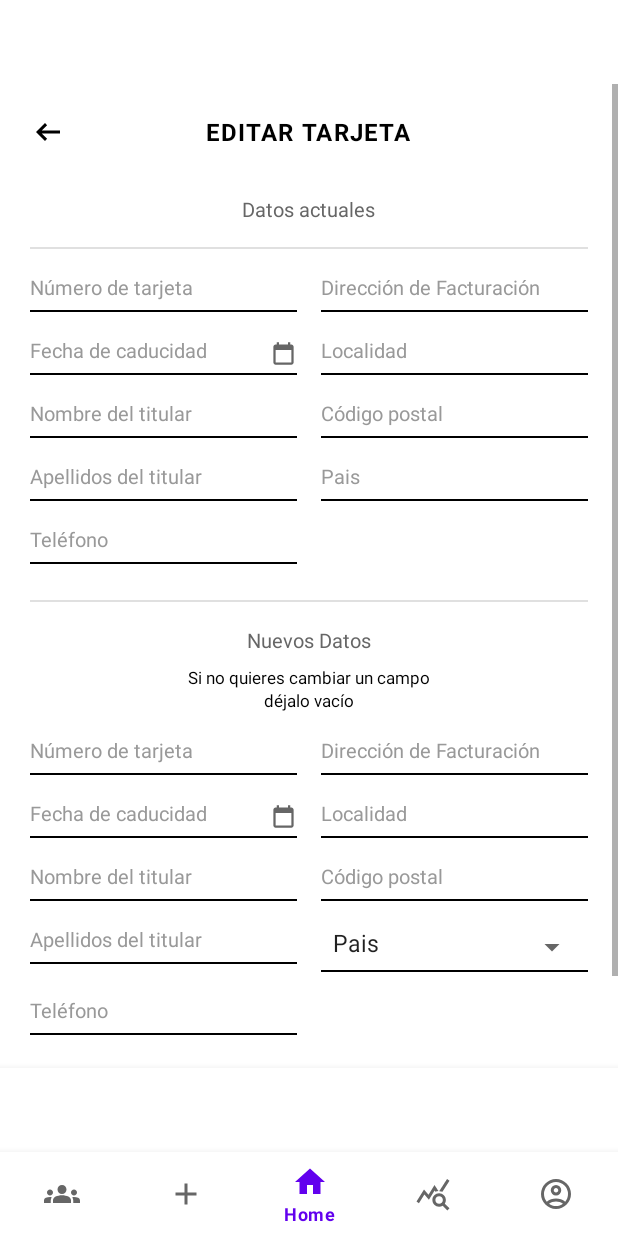
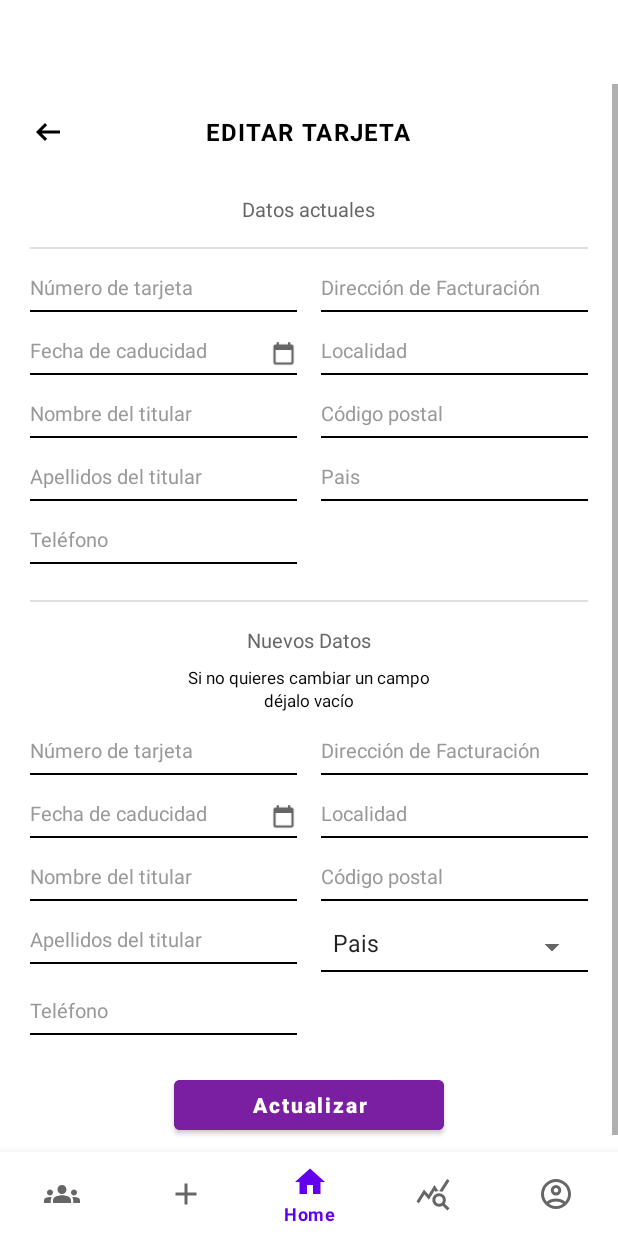
Before and after one commit to Flexible-Digital-Experiences/Sportine, an Android app: the EditarTarjetaFragment screen opened through its navigation route, on a phone screen of 412 x 824 dp. Run offline under Robolectric (Android 15) with nearby library versions, the phone set to English and light mode, and no system bars; our stand-ins replace navigation-ui.

Commit message:
Arregla layout de Perfil (elimina nav duplicado) y scroll

```diff
--- a/Sportine/app/src/main/java/com/example/sportine/MainActivity.java
+++ b/Sportine/app/src/main/java/com/example/sportine/MainActivity.java
@@ -24,7 +24,6 @@ public class MainActivity extends AppCompatActivity {
         // Configuración de los destinos principales
         AppBarConfiguration appBarConfiguration = new AppBarConfiguration.Builder(
                 R.id.navigation_home,
-                R.id.navigation_dashboard,
                 R.id.navigation_notifications,
                 R.id.navigation_stats,
                 R.id.navigation_perfil
--- a/Sportine/app/src/main/res/layout/fragment_alumno_editar_tarjeta.xml
+++ b/Sportine/app/src/main/res/layout/fragment_alumno_editar_tarjeta.xml
@@ -11,8 +11,7 @@
         android:layout_height="0dp"
         android:background="@color/white"
         app:layout_constraintTop_toTopOf="parent"
-        app:layout_constraintBottom_toTopOf="@id/nav_view"
-        app:layout_constraintStart_toStartOf="parent"
+        app:layout_constraintBottom_toBottomOf="parent" app:layout_constraintStart_toStartOf="parent"
         app:layout_constraintEnd_toEndOf="parent">
 
         <LinearLayout
@@ -689,14 +688,6 @@
     </ScrollView>
 
     <!-- Bottom Navigation View -->
-    <com.google.android.material.bottomnavigation.BottomNavigationView
-        android:id="@+id/nav_view"
-        android:layout_width="0dp"
-        android:layout_height="wrap_content"
-        android:background="?android:attr/windowBackground"
-        app:layout_constraintBottom_toBottomOf="parent"
-        app:layout_constraintStart_toStartOf="parent"
-        app:layout_constraintEnd_toEndOf="parent"
-        />
+
 
 </androidx.constraintlayout.widget.ConstraintLayout>
--- a/Sportine/app/src/main/res/navigation/mobile_navigation.xml
+++ b/Sportine/app/src/main/res/navigation/mobile_navigation.xml
@@ -10,12 +10,6 @@
         android:name="com.example.sportine.ui.usuarios.home.HomeFragment"
         android:label="@string/title_home"
         tools:layout="@layout/fragment_alumno_home" />
-
-    <fragment
-        android:id="@+id/navigation_dashboard"
-        android:name="com.example.sportine.ui.usuarios.dashboard.DashboardFragment"
-        android:label="@string/title_dashboard"
-        tools:layout="@layout/fragment_alumno_dashboard" />
 
     <fragment
         android:id="@+id/navigation_notifications"
@@ -76,25 +70,21 @@
         android:name="com.example.sportine.ui.usuarios.editartarjeta.EditarTarjetaFragment"
         android:label="Editar Tarjeta"
         tools:layout="@layout/fragment_alumno_editar_tarjeta">
-
-    <fragment
-        android:id="@+id/navigation_agregar_forma_pago"
-        android:name="com.example.sportine.ui.usuarios.agregarformapago.AgregarformapagoFragment"
-        android:label="Agregar Forma de Pago"
-        tools:layout="@layout/fragment_agregarformapago"/>
+    </fragment> <fragment
+    android:id="@+id/navigation_agregar_forma_pago"
+    android:name="com.example.sportine.ui.usuarios.agregarformapago.AgregarformapagoFragment"
+    android:label="Agregar Forma de Pago"
+    tools:layout="@layout/fragment_alumno_agregar_forma_pago"/>
     <fragment
         android:id="@+id/navigation_completar_datos_usuario"
         android:name="com.example.sportine.ui.usuarios.completardatosusuario.CompletardatosusuarioFragment"
         android:label="Completar Datos"
-        tools:layout="@layout/fragment_completardatosusuario" />
+        tools:layout="@layout/fragment_alumno_completar_datos" />
 
 
     <fragment
         android:id="@+id/navigation_social"
         android:name="com.example.sportine.ui.usuarios.social.SocialFragment"
         android:label="@string/title_social"
-        tools:layout="@layout/fragment_social" />
-    </fragment>
-
-
+        tools:layout="@layout/fragment_alumno_social" />
 </navigation>
```
Also changed, not shown: Sportine/app/src/main/res/layout/fragment_alumno_agregar_forma_pago.xml (+2 -11 lines), Sportine/app/src/main/res/layout/fragment_alumno_completar_datos.xml (+3 -11 lines), Sportine/app/src/main/res/layout/fragment_alumno_configuracion.xml (+2 -11 lines), Sportine/app/src/main/res/layout/fragment_alumno_modificar_datos.xml (+2 -11 lines), Sportine/app/src/main/res/layout/fragment_alumno_perfil.xml (+2 -11 lines).
